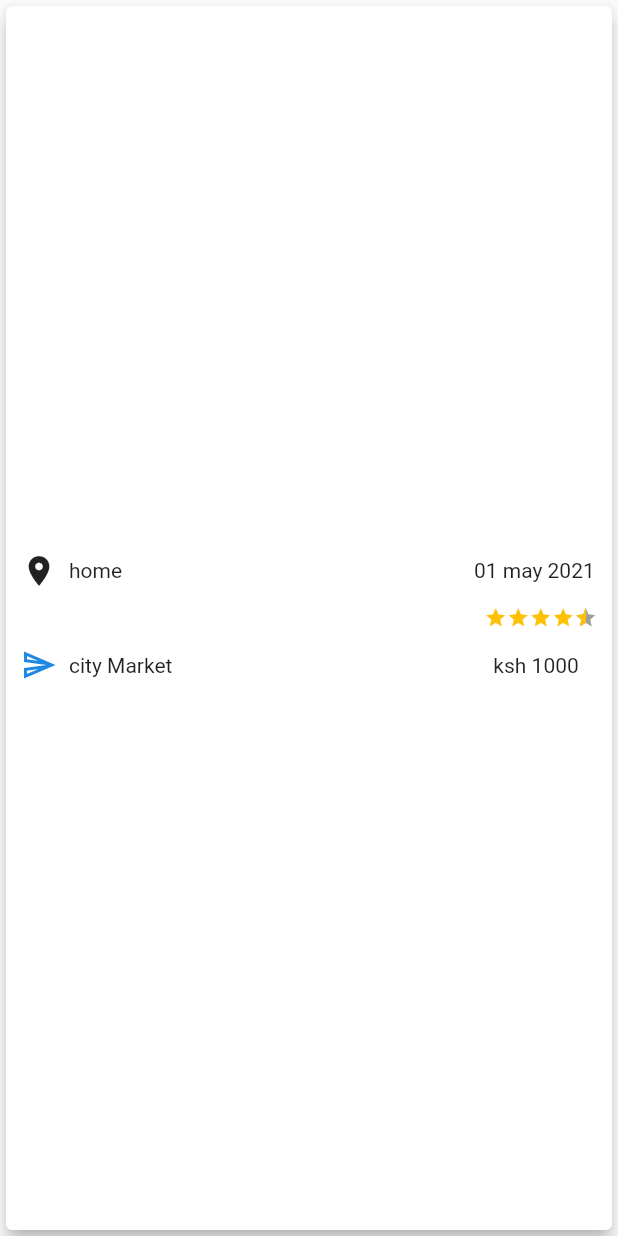
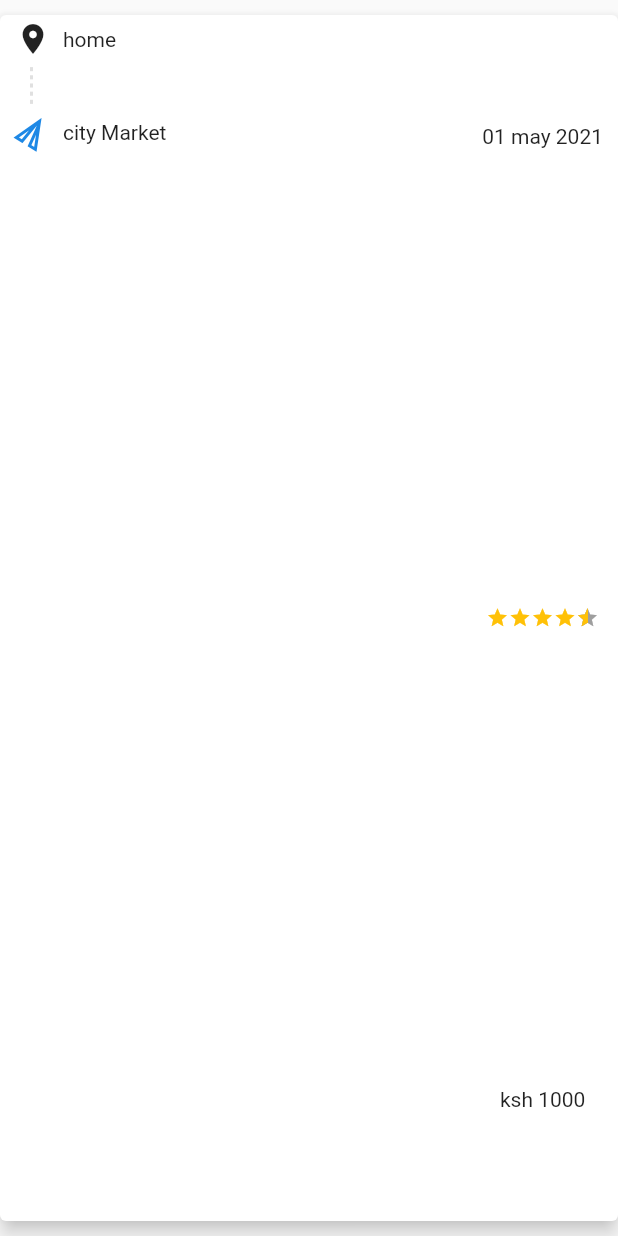
Before and after one commit to omondibrian/beba_mzigo, a Flutter app: the HistoryCard widget shown alone on an empty page, opened directly with sample values from the repository, on a phone screen of 412 x 824 dp. Run offline on Flutter 3.47's test engine with Material 2 defaults, Android fonts, the phone set to English and light mode, and no system bars; drawn by our look-alikes of flutter_rating_bar; our stand-ins replace flutter_map, latlong2.

```diff
--- a/lib/main.dart
+++ b/lib/main.dart
@@ -4,6 +4,7 @@ import './screens/rating.dart';
 import './screens/rideHistory.dart';
 import './screens/signin.dart';
 import './screens/Signup.dart';
+import './screens/home.dart';
 
 void main() {
   runApp(MyApp());
@@ -14,7 +15,7 @@ class MyApp extends StatelessWidget {
   @override
   Widget build(BuildContext context) {
     return MaterialApp(
-      title: 'Flutter Demo',
+      title: 'BebaMzigo',
       theme: ThemeData(
         primarySwatch: Colors.blue,
           appBarTheme: AppBarTheme(
@@ -39,7 +40,7 @@ class MyApp extends StatelessWidget {
         '/history': (_) => RideHistory(),
         '/signin': (_) => SignIn(),
         '/signup': (_) => SignUp(),
-        '/': (_) => SignUp(),
+        '/': (_) => Home(),
       },
     );
   }
--- a/lib/screens/rideHistory.dart
+++ b/lib/screens/rideHistory.dart
@@ -25,15 +25,13 @@ class RideHistory extends StatelessWidget {
             )
           ],
           automaticallyImplyLeading: true,
-          leading: IconButton(
-            onPressed: () {},
-            icon: Icon(Icons.menu),
-          ),
+
         ),
         body: SafeArea(
             child: Container(
                 padding: EdgeInsets.symmetric(horizontal: 20, vertical: 10),
                 child: Column(
+                  crossAxisAlignment:CrossAxisAlignment.start,
                   children: [
                     Text(
                       'Showing Recent Rides',
--- a/lib/screens/signin.dart
+++ b/lib/screens/signin.dart
@@ -84,7 +84,7 @@ class SignIn extends StatelessWidget {
                   SizedBox(
                     width: MediaQuery.of(context).size.width * 0.8,
                     child: DefaultButton(
-                      handlePress: () {Navigator.pushNamed(context, '/rating');},
+                      handlePress: () {Navigator.pushNamed(context, '/');},
                       text: 'Log in',
                     ),
                   ),
--- a/lib/widgets/RideHistoryCard/card.dart
+++ b/lib/widgets/RideHistoryCard/card.dart
@@ -11,46 +11,78 @@ class HistoryCard extends StatelessWidget {
   @override
   Widget build(BuildContext context) {
     return Card(
-        elevation: 5,
+        margin: EdgeInsets.symmetric(vertical: 10),
+        elevation:5,shadowColor:Colors.grey.shade300,
+        child: Container(
+          padding: EdgeInsets.symmetric(horizontal: 10),
+          width: MediaQuery.of(context).size.width,
+          child: Row(
+            crossAxisAlignment: CrossAxisAlignment.start,
+            children: [
+              Expanded(
                 child: Column(
-            mainAxisAlignment: MainAxisAlignment.center,
-            crossAxisAlignment: CrossAxisAlignment.center,
+                  crossAxisAlignment: CrossAxisAlignment.start,
                   children: [
-              Padding(
-                padding: const EdgeInsets.symmetric(horizontal: 10),
-                child: Row(
+                    Row(
                       children: [
                         Icon(Icons.location_on),
                         Padding(
                           padding: const EdgeInsets.all(8.0),
                           child: Text(this.ride.from),
                         ),
-                    SizedBox(width: MediaQuery.of(context).size.width * 0.55),
-                    Text(this.ride.date)
                       ],
                     ),
+                    Container(
+                      height: 30,
+                      margin: EdgeInsets.only(
+                          left: 10, top: 0, right: 0, bottom: 0),
+                      child: Column(
+                        crossAxisAlignment: CrossAxisAlignment.start,
+                        children: List.generate(
+                            11,
+                            (index) => Expanded(
+                                  child: Container(
+                                    color: index % 2 == 0
+                                        ? Colors.transparent
+                                        : Colors.grey.shade300,
+                                    height: 1,
+                                    width: 2,
                                   ),
-              Padding(
-                padding:
-                    const EdgeInsets.symmetric(vertical: 8.0, horizontal: 10),
-                child: Row(
-                    mainAxisAlignment: MainAxisAlignment.end,
-                    children: [ratingBar(rating: this.ride.rating, size: 15)]),
+                                )),
                       ),
-              Padding(
-                padding: const EdgeInsets.symmetric(horizontal: 10),
-                child: Row(
+                    ),
+                    Row(
                       children: [
-                    Icon(Icons.send_outlined, color: ThemeColors.primaryColor),
+                        Transform.rotate(
+                          angle: -45,
+                          child: Icon(Icons.send_outlined,
+                              color: ThemeColors.primaryColor),
+                        ),
                         Padding(
                           padding: const EdgeInsets.all(8.0),
                           child: Text(this.ride.to),
                         ),
-                    SizedBox(width: MediaQuery.of(context).size.width * 0.5),
+                      ],
+                    )
+                  ],
+                ),
+              ),
+              Column(
+                mainAxisAlignment: MainAxisAlignment.spaceAround,
+                children: [
+                  Text(this.ride.date),
+                  SizedBox(
+                    height: 12,
+                  ),
+                  ratingBar(rating: this.ride.rating, size: 15),
+                  SizedBox(
+                    height: 12,
+                  ),
                   Text(this.ride.price)
                 ],
+              )
+            ],
           ),
-              )
-            ]));
+        ));
   }
 }
```
Also changed, not shown: lib/screens/home.dart (added, +105 -0 lines), pubspec.yaml (+8 -2 lines), assets/launcher/background.png (added), assets/launcher/icon.png (added), pubspec.lock, 33 other files. Lines whose indentation alone changed are shown as unchanged.
